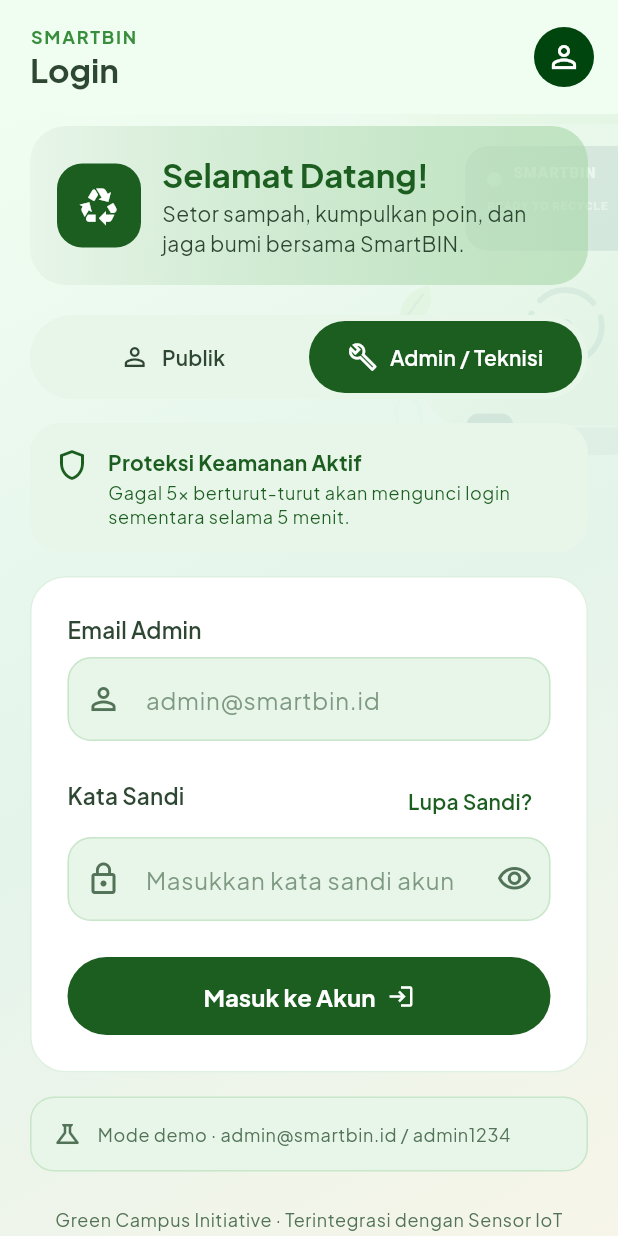
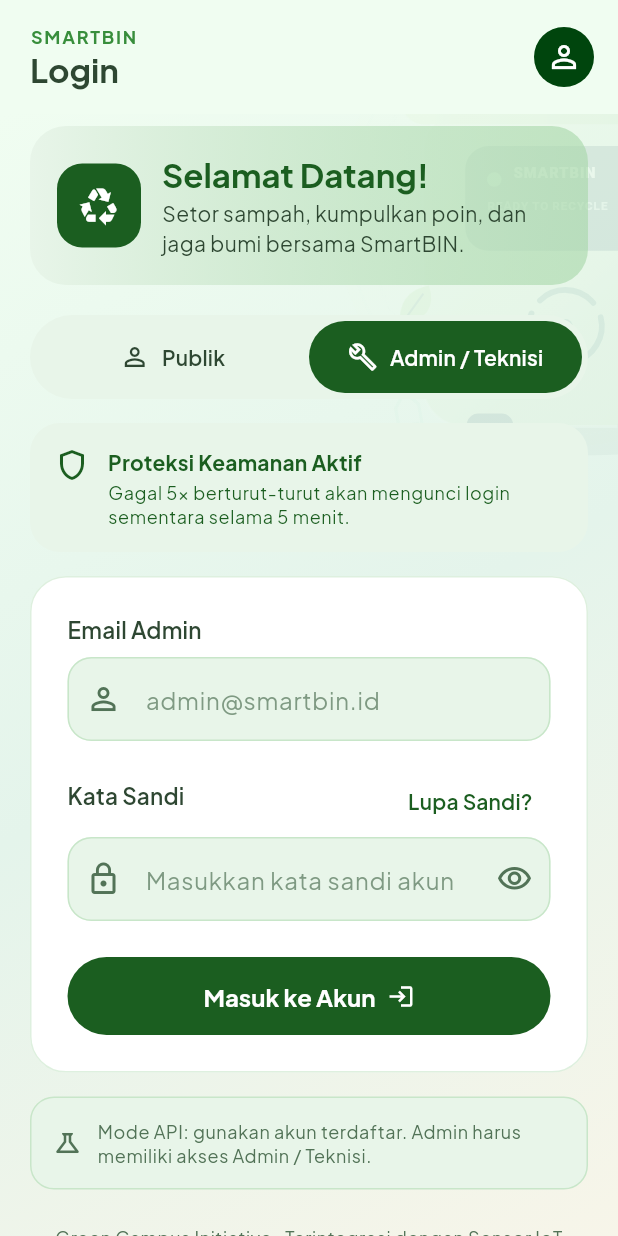
Before and after one commit to ramadhanjp2/smartbin, a Flutter app: the LoginScreen screen opened by its route, after a tap on "Admin / Teknisi", on a phone screen of 412 x 824 dp. Run offline on Flutter 3.47's test engine with Material 3 defaults, Android fonts, the phone set to English and light mode, and no system bars; our stand-ins replace flutter_riverpod, flutter_secure_storage, go_router, google_fonts, shared_preferences; accounts and stored records are empty.

Commit message:
Update login guidance for API mode
Co-authored-by: Copilot <223556219+Copilot@users.noreply.github.com>

```diff
--- a/lib/features/auth/login_screen.dart
+++ b/lib/features/auth/login_screen.dart
@@ -587,7 +587,11 @@ class _DemoHint extends StatelessWidget {
           const SizedBox(width: 10),
           Expanded(
             child: Text(
-              admin ? 'Mode demo · admin@smartbin.id / admin1234' : 'Demo NIK · 1234567890123456 / smartbin123',
+              useMockRepository
+                  ? admin
+                        ? 'Akun mock: admin@smartbin.id / admin1234'
+                        : 'Akun mock: NIK 1234567890123456 / smartbin123'
+                  : 'Mode API: gunakan akun terdaftar. Admin harus memiliki akses Admin / Teknisi.',
               style: context.text.bodySmall?.copyWith(color: p.textMuted),
             ),
           ),
--- a/lib/state/providers.dart
+++ b/lib/state/providers.dart
@@ -21,11 +21,11 @@ final apiHttpClientProvider = Provider<http.Client>((ref) {
   return client;
 });
 
-const _useMockRepository = bool.fromEnvironment('SMARTBIN_USE_MOCK', defaultValue: false);
+const useMockRepository = bool.fromEnvironment('SMARTBIN_USE_MOCK', defaultValue: false);
 const _apiBaseUrl = String.fromEnvironment('API_BASE_URL', defaultValue: defaultSmartbinApiUrl);
 
 final repositoryProvider = Provider<SmartbinRepository>((ref) {
-  if (_useMockRepository) return MockSmartbinRepository();
+  if (useMockRepository) return MockSmartbinRepository();
   return ApiSmartbinRepository(baseUrl: _apiBaseUrl, client: ref.watch(apiHttpClientProvider), secureStorage: ref.watch(secureStorageProvider));
 });
 
```
Also changed, not shown: 2 other files.
